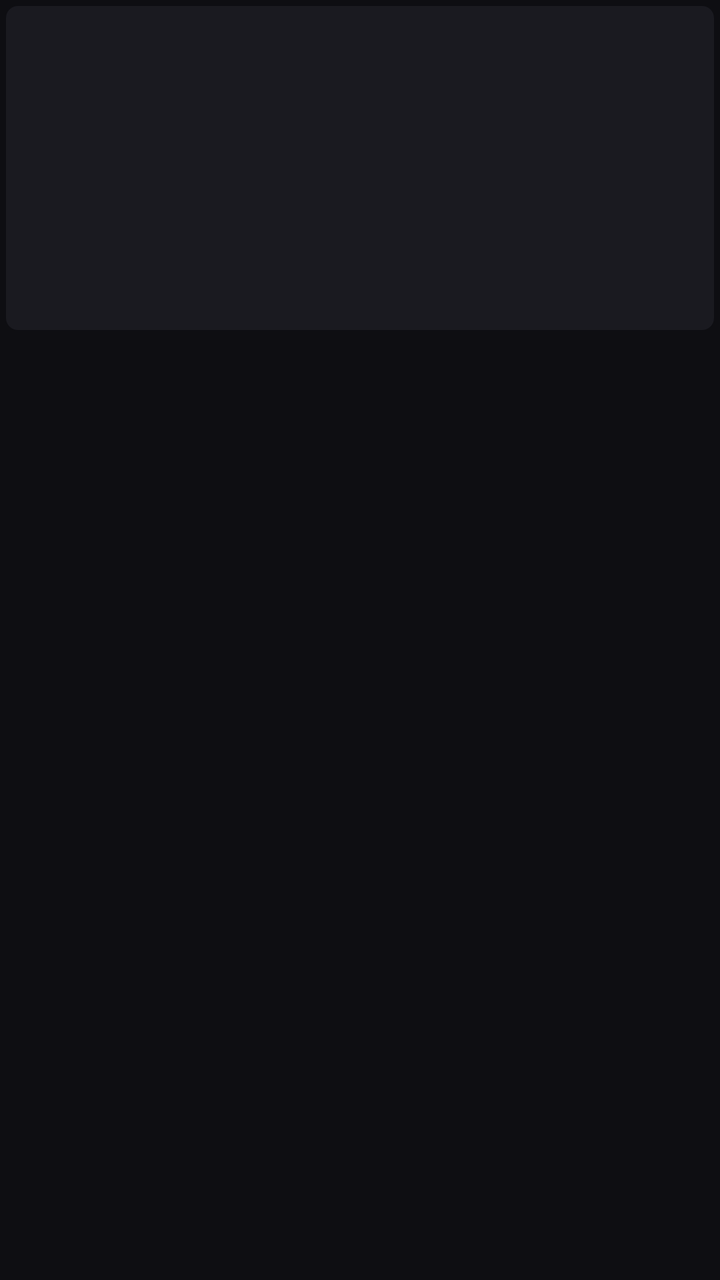
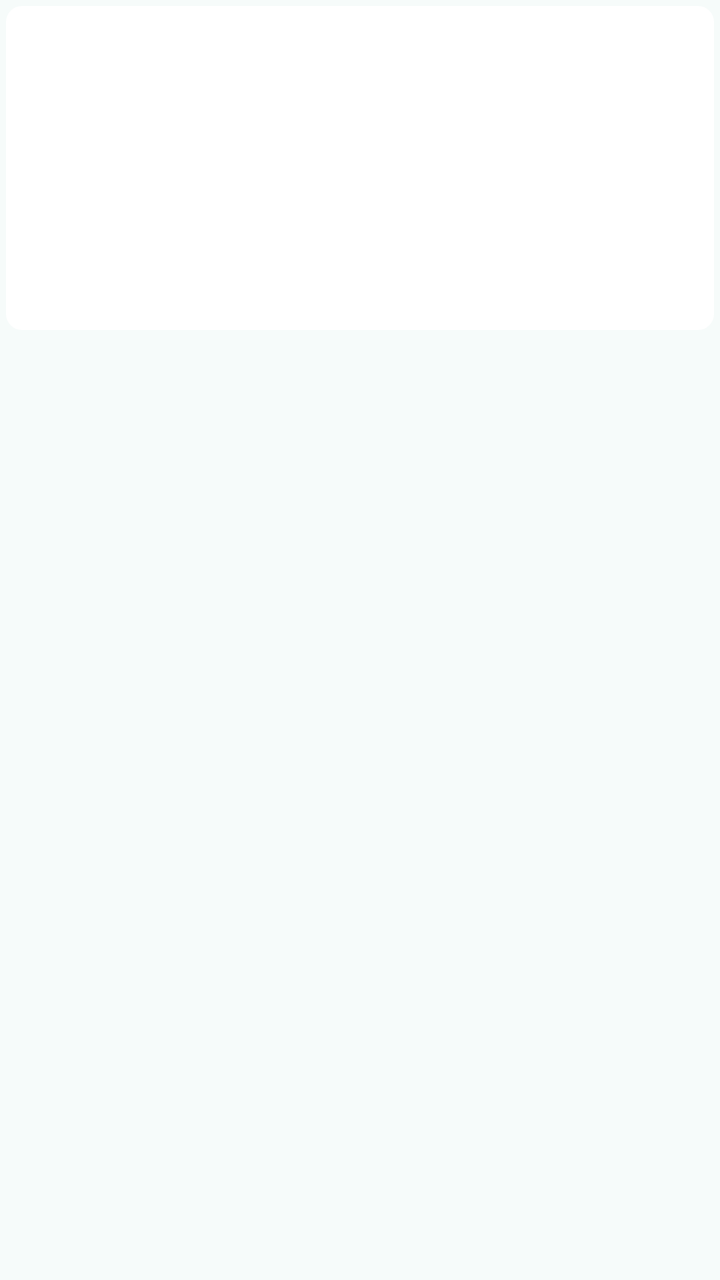

An Android layout rendered at two revisions. The XML below is the earlier revision; the diff shows what the commit changed to produce the second picture.
<!-- AndroidManifest.xml: application theme AppTheme -->
<!-- res/layout/item_video.xml -->
<?xml version="1.0" encoding="utf-8"?>
<LinearLayout xmlns:android="http://schemas.android.com/apk/res/android"
    android:layout_width="match_parent"
    android:layout_height="wrap_content"
    android:orientation="vertical"
    android:padding="3dp">

    <FrameLayout
        android:layout_width="match_parent"
        android:layout_height="162dp"
        android:background="@drawable/card_bg">

        <ImageView
            android:id="@+id/thumb"
            android:layout_width="match_parent"
            android:layout_height="match_parent"
            android:scaleType="centerCrop"
            android:contentDescription="@null" />

        <TextView
            android:id="@+id/badge"
            android:layout_width="wrap_content"
            android:layout_height="wrap_content"
            android:layout_gravity="top|start"
            android:layout_margin="3dp"
            android:background="#B3E53935"
            android:paddingLeft="4dp"
            android:paddingRight="4dp"
            android:paddingTop="1dp"
            android:paddingBottom="1dp"
            android:textColor="#FFFFFF"
            android:textSize="10sp"
            android:visibility="gone" />

        <TextView
            android:id="@+id/score"
            android:layout_width="wrap_content"
            android:layout_height="wrap_content"
            android:layout_gravity="bottom|end"
            android:layout_margin="3dp"
            android:background="#B3000000"
            android:paddingLeft="4dp"
            android:paddingRight="4dp"
            android:paddingTop="1dp"
            android:paddingBottom="1dp"
            android:textColor="#FF3DDC97"
            android:textSize="11sp"
            android:visibility="gone" />

        <View
            android:id="@+id/prog"
            android:layout_width="0dp"
            android:layout_height="2dp"
            android:layout_gravity="bottom"
            android:background="#FF3DDC97"
            android:visibility="gone" />
    </FrameLayout>

    <TextView
        android:id="@+id/title"
        android:layout_width="match_parent"
        android:layout_height="wrap_content"
        android:ellipsize="end"
        android:maxLines="1"
        android:paddingLeft="2dp"
        android:paddingRight="2dp"
        android:paddingTop="4dp"
        android:textColor="#E6E6E6"
        android:textSize="12sp" />

    <TextView
        android:id="@+id/sub"
        android:layout_width="match_parent"
        android:layout_height="wrap_content"
        android:ellipsize="end"
        android:maxLines="1"
        android:paddingLeft="2dp"
        android:paddingRight="2dp"
        android:paddingBottom="2dp"
        android:textColor="#88FFFFFF"
        android:textSize="10sp" />
</LinearLayout>
<!-- resources referenced by this layout -->
<resources>
  <!-- drawable card_bg (drawable) -->
  <shape xmlns:android="http://schemas.android.com/apk/res/android" android:shape="rectangle">
      <solid android:color="#FF1A1A20" />
      <corners android:radius="6dp" />
  </shape>
  <style name="AppTheme" parent="Theme.AppCompat.NoActionBar">
          <item name="android:windowBackground">@color/bg</item>
          <item name="android:statusBarColor">@color/bg</item>
          <item name="android:navigationBarColor">@color/bg</item>
      </style>
  <color name="bg">#FF0E0E12</color>
</resources>

<!-- the commit's change to res/layout/item_video.xml (unified diff, before → after) -->
@@ -23,12 +23,12 @@
             android:layout_height="wrap_content"
             android:layout_gravity="top|start"
             android:layout_margin="3dp"
-            android:background="#B3E53935"
-            android:paddingLeft="4dp"
-            android:paddingRight="4dp"
+            android:background="@color/accent"
+            android:paddingLeft="5dp"
+            android:paddingRight="5dp"
             android:paddingTop="1dp"
             android:paddingBottom="1dp"
-            android:textColor="#FFFFFF"
+            android:textColor="@color/on_accent"
             android:textSize="10sp"
             android:visibility="gone" />
 
@@ -38,12 +38,12 @@
             android:layout_height="wrap_content"
             android:layout_gravity="bottom|end"
             android:layout_margin="3dp"
-            android:background="#B3000000"
+            android:background="@color/scrim"
             android:paddingLeft="4dp"
             android:paddingRight="4dp"
             android:paddingTop="1dp"
             android:paddingBottom="1dp"
-            android:textColor="#FF3DDC97"
+            android:textColor="@color/player_accent"
             android:textSize="11sp"
             android:visibility="gone" />
 
@@ -52,7 +52,7 @@
             android:layout_width="0dp"
             android:layout_height="2dp"
             android:layout_gravity="bottom"
-            android:background="#FF3DDC97"
+            android:background="@color/accent"
             android:visibility="gone" />
     </FrameLayout>
 
@@ -65,7 +65,7 @@
         android:paddingLeft="2dp"
         android:paddingRight="2dp"
         android:paddingTop="4dp"
-        android:textColor="#E6E6E6"
+        android:textColor="@color/text_primary"
         android:textSize="12sp" />
 
     <TextView
@@ -77,6 +77,6 @@
         android:paddingLeft="2dp"
         android:paddingRight="2dp"
         android:paddingBottom="2dp"
-        android:textColor="#88FFFFFF"
+        android:textColor="@color/text_secondary"
         android:textSize="10sp" />
 </LinearLayout>
<!-- resource entries referenced after the edit -->
@@ -1,15 +1,28 @@
 <!-- resources referenced by this layout -->
 <resources>
+  <color name="accent">#FF0E9F94</color>
+  <color name="on_accent">#FFFFFFFF</color>
+  <color name="player_accent">#FF6FDCCF</color>
+  <color name="scrim">#B3000000</color>
+  <color name="text_primary">#FF101817</color>
+  <color name="text_secondary">#FF48605B</color>
   <!-- drawable card_bg (drawable) -->
   <shape xmlns:android="http://schemas.android.com/apk/res/android" android:shape="rectangle">
-      <solid android:color="#FF1A1A20" />
-      <corners android:radius="6dp" />
+      <solid android:color="@color/surface" />
+      <corners android:radius="8dp" />
   </shape>
-  <style name="AppTheme" parent="Theme.AppCompat.NoActionBar">
+  <style name="AppTheme" parent="Theme.AppCompat.DayNight.NoActionBar">
           <item name="android:windowBackground">@color/bg</item>
           <item name="android:statusBarColor">@color/bg</item>
           <item name="android:navigationBarColor">@color/bg</item>
+          <item name="android:windowLightStatusBar">@bool/light_status_bar</item>
+          <item name="colorPrimary">@color/accent</item>
+          <item name="colorAccent">@color/accent</item>
+          <item name="colorControlActivated">@color/accent</item>
+          <item name="android:textColorPrimary">@color/text_primary</item>
+          <item name="android:textColorSecondary">@color/text_secondary</item>
       </style>
-  <color name="bg">#FF0E0E12</color>
+  <color name="surface">#FFFFFFFF</color>
+  <color name="bg">#FFF6FBFA</color>
 </resources>
 
